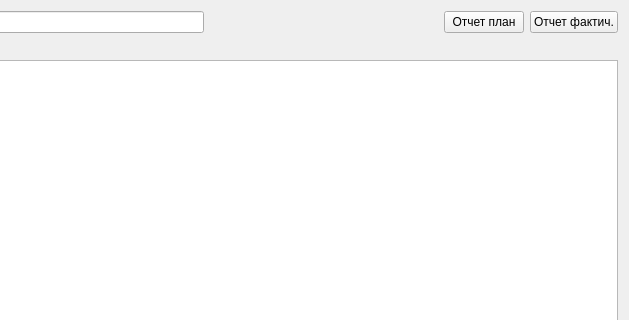
First picture: the form in mainwidget.ui, repository Sergeyego/econom_energ, before the edit; both pictures show x 387 to 1016 and y 0 to 320 of the 1016 by 695 pixel window.
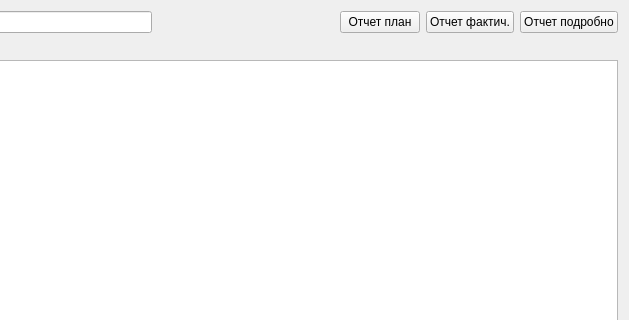
Second picture: the form after the edit. Custom widgets are drawn as their Qt base class.

Commit message: Добавлен отчет по операциям

What changed in the file:
```diff
--- a/mainwidget.ui
+++ b/mainwidget.ui
@@ -87,6 +87,13 @@
        </property>
       </widget>
      </item>
+     <item>
+      <widget class="QPushButton" name="pushButtonFactExt">
+       <property name="text">
+        <string>Отчет подробно</string>
+       </property>
+      </widget>
+     </item>
     </layout>
    </item>
    <item>
```
Left out of the diff: 6 changed lines with no effect on the pictures. The commit also changes 10 other files.
